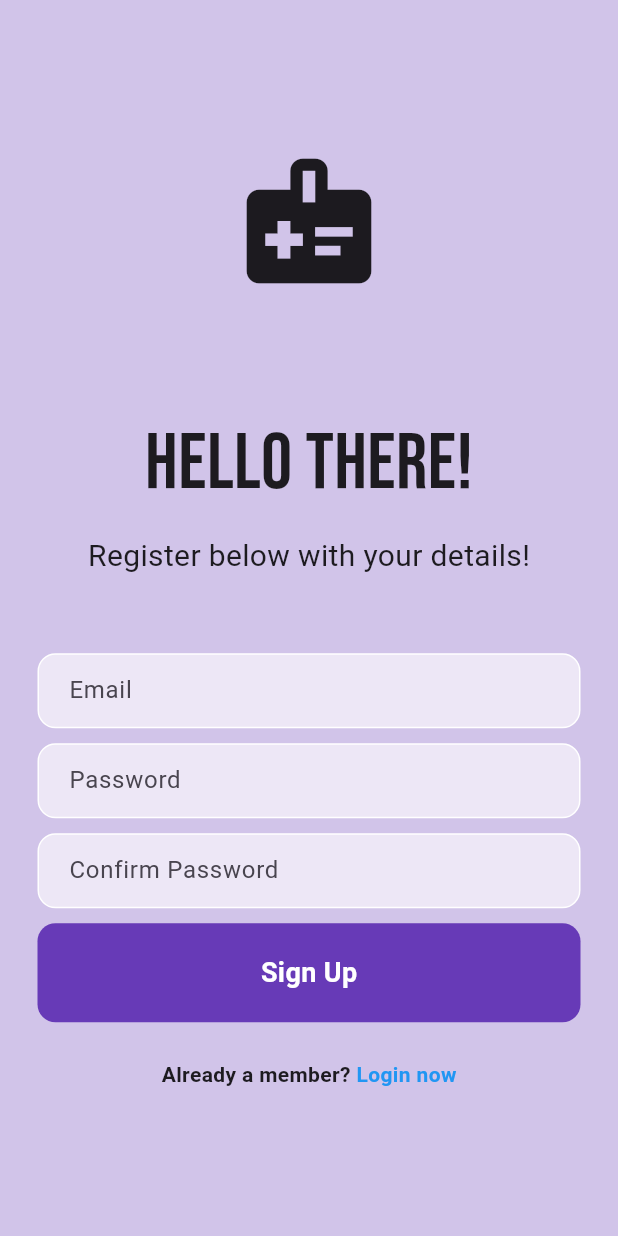
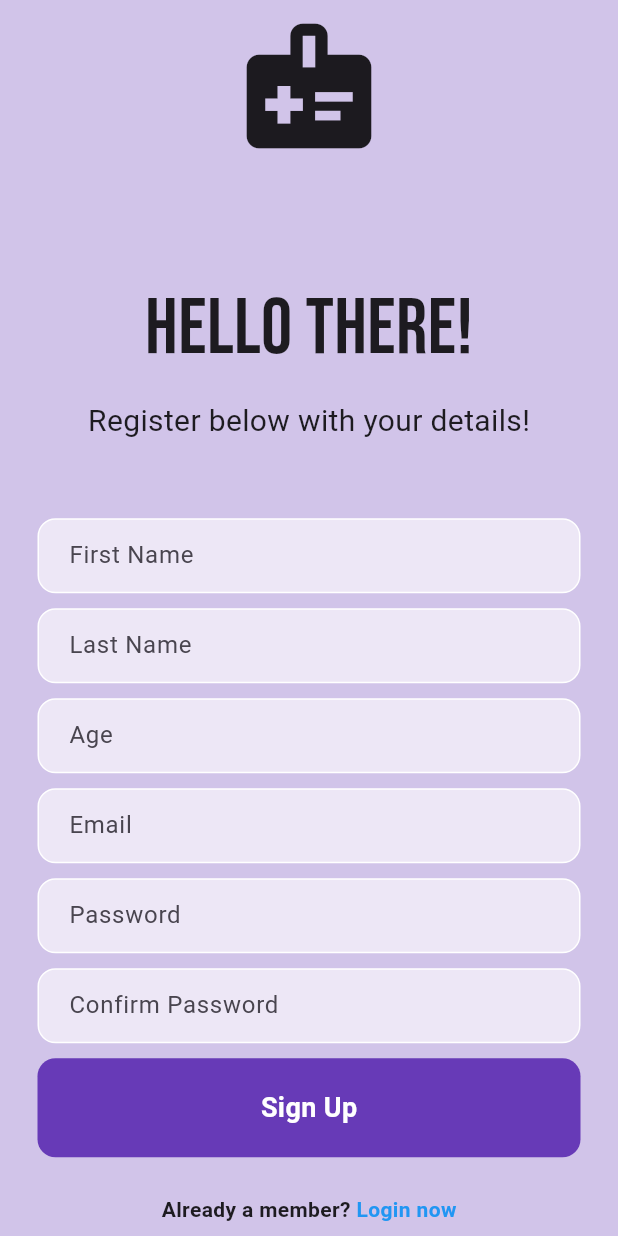
Before and after one commit to SmartHealthProject/waitingRoom_form, a Flutter app: the RegisterPage screen opened directly with empty values, on a phone screen of 412 x 824 dp. Run offline on Flutter 3.47's test engine with Material 3 defaults, Android fonts, the phone set to English and light mode, and no system bars; our stand-ins replace cloud_firestore, firebase_auth, firebase_core, google_fonts; accounts and stored records are empty.

Commit message:
register page update

```diff
--- a/lib/pages/register_page.dart
+++ b/lib/pages/register_page.dart
@@ -21,12 +21,18 @@ class _RegisterPageState extends State<RegisterPage> {
   final _emailController = TextEditingController();
   final _passwordController = TextEditingController();
   final _confirmpasswordController = TextEditingController();
+  final _firstNameController = TextEditingController();
+  final _lastNameController = TextEditingController();
+  final _ageController = TextEditingController();
 
   @override
   void dispose(){
     _emailController.dispose();
     _passwordController.dispose();
     _confirmpasswordController.dispose();
+    _firstNameController.dispose();
+    _lastNameController.dispose();
+    _ageController.dispose();
     super.dispose();
   }
 
@@ -78,6 +84,78 @@ class _RegisterPageState extends State<RegisterPage> {
                   ),
 
                   SizedBox(height: 50),
+
+                  //first name textfield
+                  Padding(
+                    padding: const EdgeInsets.symmetric(horizontal: 25.0),
+                    child: Container(
+                      decoration: BoxDecoration(
+                        color: Colors.deepPurple[50],
+                        border: Border.all(color: Colors.white),
+                        borderRadius: BorderRadius.circular(12),
+                      ),
+                      child: Padding(
+                        padding: const EdgeInsets.only(left: 20.0),
+                        child: TextField(
+                          controller: _firstNameController,
+                          decoration: InputDecoration(
+                            border: InputBorder.none,
+                            hintText: 'First Name',
+                          ),
+                        ),
+                      ),
+                    ),
+                  ),
+
+                  SizedBox(height: 10),
+
+                  //last name textfield
+                  Padding(
+                    padding: const EdgeInsets.symmetric(horizontal: 25.0),
+                    child: Container(
+                      decoration: BoxDecoration(
+                        color: Colors.deepPurple[50],
+                        border: Border.all(color: Colors.white),
+                        borderRadius: BorderRadius.circular(12),
+                      ),
+                      child: Padding(
+                        padding: const EdgeInsets.only(left: 20.0),
+                        child: TextField(
+                          controller: _lastNameController,
+                          decoration: InputDecoration(
+                            border: InputBorder.none,
+                            hintText: 'Last Name',
+                          ),
+                        ),
+                      ),
+                    ),
+                  ),
+
+                  SizedBox(height: 10),
+
+                  //age textfield
+                  Padding(
+                    padding: const EdgeInsets.symmetric(horizontal: 25.0),
+                    child: Container(
+                      decoration: BoxDecoration(
+                        color: Colors.deepPurple[50],
+                        border: Border.all(color: Colors.white),
+                        borderRadius: BorderRadius.circular(12),
+                      ),
+                      child: Padding(
+                        padding: const EdgeInsets.only(left: 20.0),
+                        child: TextField(
+                          controller: _ageController,
+                          decoration: InputDecoration(
+                            border: InputBorder.none,
+                            hintText: 'Age',
+                          ),
+                        ),
+                      ),
+                    ),
+                  ),
+
+                  SizedBox(height: 10),
 
                   //email textfield
                   Padding(
```
